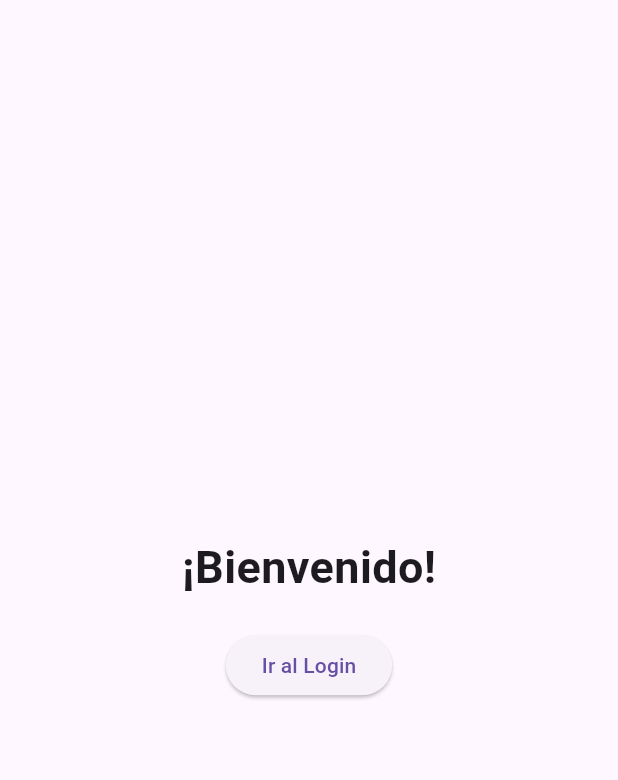
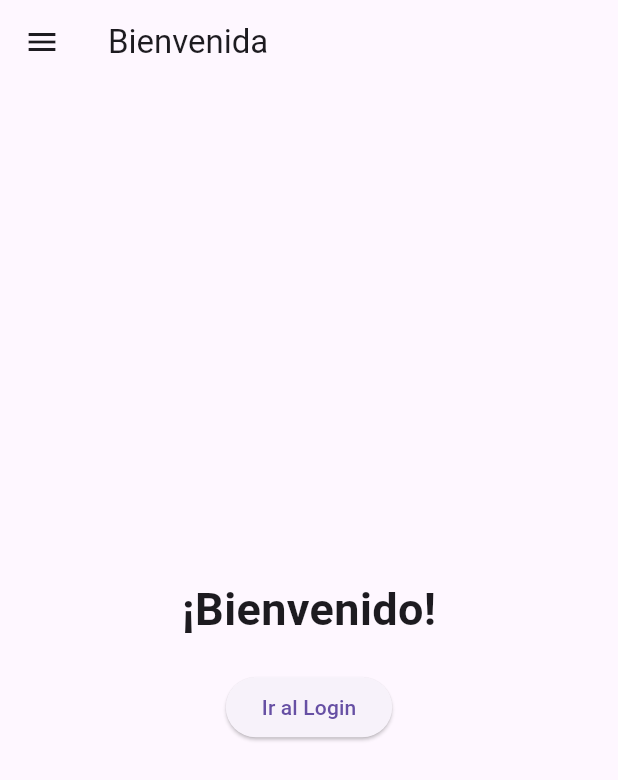
Before and after one commit to Kevin272001/5pantallas, a Flutter app: the OpcionesScreen screen opened by its route, after a tap on "Volver al Inicio", on a phone screen of 412 x 824 dp. Shown: the top 780 px of the screen. Run offline on Flutter 3.47's test engine with Material 3 defaults, Android fonts, the phone set to English and light mode, and no system bars.

```diff
--- a/lib/main.dart
+++ b/lib/main.dart
@@ -1,5 +1,6 @@
 import 'package:flutter/material.dart';
 
+// Archivo principal
 void main() {
   runApp(MyApp());
 }
@@ -21,11 +22,69 @@ class MyApp extends StatelessWidget {
   }
 }
 
+// Clase personalizada para el menú Drawer
+class AppDrawer extends StatelessWidget {
+  @override
+  Widget build(BuildContext context) {
+    return Drawer(
+      child: ListView(
+        padding: EdgeInsets.zero,
+        children: [
+          DrawerHeader(
+            decoration: BoxDecoration(color: Colors.blue),
+            child: Text(
+              'Menú de Navegación',
+              style: TextStyle(color: Colors.white, fontSize: 20),
+            ),
+          ),
+          ListTile(
+            leading: Icon(Icons.home),
+            title: Text('Inicio'),
+            onTap: () {
+              Navigator.pushNamed(context, '/');
+            },
+          ),
+          ListTile(
+            leading: Icon(Icons.login),
+            title: Text('Login'),
+            onTap: () {
+              Navigator.pushNamed(context, '/login');
+            },
+          ),
+          ListTile(
+            leading: Icon(Icons.app_registration),
+            title: Text('Registro'),
+            onTap: () {
+              Navigator.pushNamed(context, '/registro');
+            },
+          ),
+          ListTile(
+            leading: Icon(Icons.description),
+            title: Text('Descripción'),
+            onTap: () {
+              Navigator.pushNamed(context, '/descripcion');
+            },
+          ),
+          ListTile(
+            leading: Icon(Icons.settings),
+            title: Text('Opciones'),
+            onTap: () {
+              Navigator.pushNamed(context, '/opciones');
+            },
+          ),
+        ],
+      ),
+    );
+  }
+}
+
 // Pantalla de Bienvenida
 class BienvenidaScreen extends StatelessWidget {
   @override
   Widget build(BuildContext context) {
     return Scaffold(
+      appBar: AppBar(title: Text('Bienvenida')),
+      drawer: AppDrawer(),
       body: Center(
         child: Column(
           mainAxisAlignment: MainAxisAlignment.center,
@@ -54,6 +113,7 @@ class LoginScreen extends StatelessWidget {
   Widget build(BuildContext context) {
     return Scaffold(
       appBar: AppBar(title: Text('Login')),
+      drawer: AppDrawer(),
       body: Padding(
         padding: const EdgeInsets.all(20.0),
         child: Column(
@@ -91,6 +151,7 @@ class RegistroScreen extends StatelessWidget {
   Widget build(BuildContext context) {
     return Scaffold(
       appBar: AppBar(title: Text('Registro')),
+      drawer: AppDrawer(),
       body: Padding(
         padding: const EdgeInsets.all(20.0),
         child: Column(
@@ -125,6 +186,7 @@ class DescripcionScreen extends StatelessWidget {
   Widget build(BuildContext context) {
     return Scaffold(
       appBar: AppBar(title: Text('Descripción del Proyecto')),
+      drawer: AppDrawer(),
       body: Center(
         child: Padding(
           padding: const EdgeInsets.all(20.0),
@@ -145,6 +207,7 @@ class OpcionesScreen extends StatelessWidget {
   Widget build(BuildContext context) {
     return Scaffold(
       appBar: AppBar(title: Text('Opciones')),
+      drawer: AppDrawer(),
       body: Center(
         child: Column(
           mainAxisAlignment: MainAxisAlignment.center,
```
